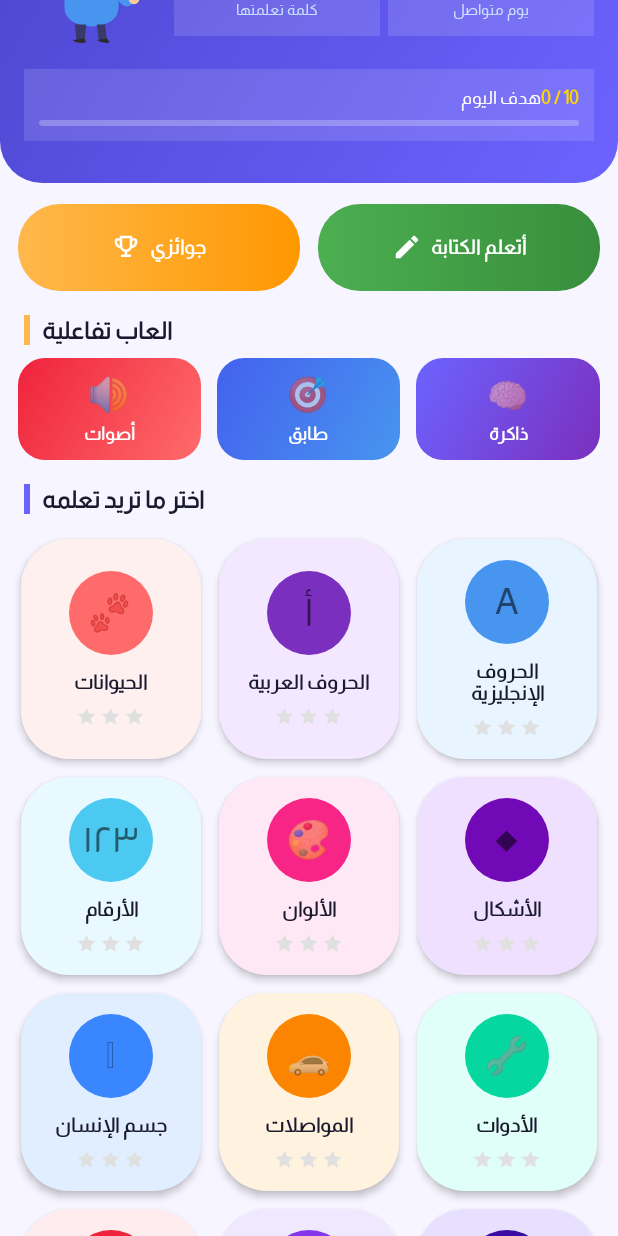
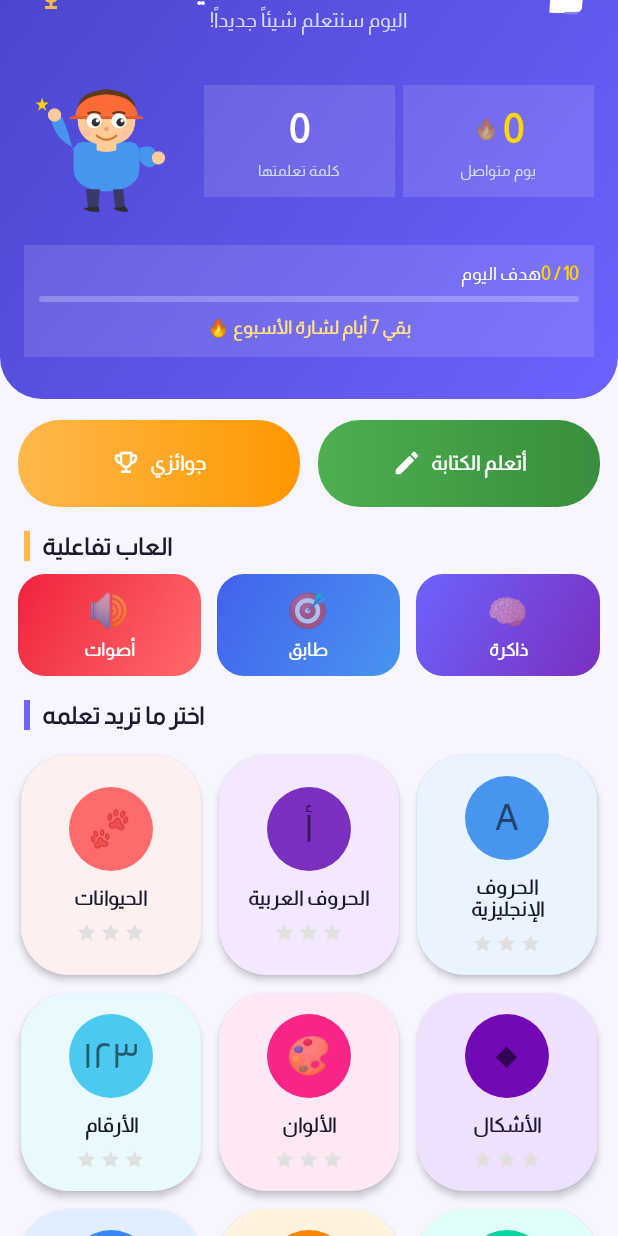
Before and after one commit to yusufquteb/rawdah, an Android app: the HmeActivity screen opened directly, with no data from a screen before it, on a phone screen of 412 x 824 dp. Run offline under Robolectric (Android 15) with nearby library versions, the phone set to English and light mode, and no system bars; our stand-ins replace Room's generated code.

Commit message:
Add mascot idle animation, touch reaction, and next-goal teaser
- Mascot now floats continuously (idle loop) instead of waving once
- Tapping mascot triggers a happy bounce + refreshes encouragement text
- Idle animation pauses in onPause to save battery
- Added tv_next_goal: dynamic teaser showing the child what they're
  close to unlocking (streak badge, explorer badge, category stars)
- Increased mascot size from 90dp to 110dp for stronger emotional presence

https://claude.ai/code/session_01V9MDTs1sFGVtQoSqgWmUgp

```diff
--- a/app/src/main/java/myfirstwords/mynationdreams/HmeActivity.java
+++ b/app/src/main/java/myfirstwords/mynationdreams/HmeActivity.java
@@ -6,6 +6,8 @@ import android.media.MediaPlayer;
 import android.os.Bundle;
 import android.os.Handler;
 import android.os.Looper;
+import android.view.View;
+import android.view.animation.AccelerateDecelerateInterpolator;
 import android.view.animation.OvershootInterpolator;
 import android.widget.ImageView;
 import android.widget.LinearLayout;
@@ -19,7 +21,7 @@ import java.util.List;
 public class HmeActivity extends AppCompatActivity {
 
     private ImageView ivMascot, btnClose, btnParent;
-    private TextView tvGreeting, tvEncouragement, tvWordsCount, tvStreak, tvGoalProgress;
+    private TextView tvGreeting, tvEncouragement, tvWordsCount, tvStreak, tvGoalProgress, tvNextGoal;
     private LinearProgressIndicator progressDaily;
     private RecyclerView rvCategories;
     private LinearLayout btnRewards, btnWriting;
@@ -29,6 +31,7 @@ public class HmeActivity extends AppCompatActivity {
     private ProgressManager progressManager;
     private MediaPlayer mediaPlayer;
     private final Handler handler = new Handler(Looper.getMainLooper());
+    private ObjectAnimator idleAnimator;
 
     @Override
     protected void onCreate(Bundle savedInstanceState) {
@@ -50,6 +53,13 @@ public class HmeActivity extends AppCompatActivity {
         setupStats();
         if (rvCategories.getAdapter() != null)
             rvCategories.getAdapter().notifyDataSetChanged();
+        if (idleAnimator != null) idleAnimator.resume();
+    }
+
+    @Override
+    protected void onPause() {
+        super.onPause();
+        if (idleAnimator != null) idleAnimator.pause();
     }
 
     private void initViews() {
@@ -59,6 +69,7 @@ public class HmeActivity extends AppCompatActivity {
         tvWordsCount   = findViewById(R.id.tv_words_count);
         tvStreak       = findViewById(R.id.tv_streak);
         tvGoalProgress = findViewById(R.id.tv_goal_progress);
+        tvNextGoal     = findViewById(R.id.tv_next_goal);
         progressDaily  = findViewById(R.id.progress_daily);
         rvCategories   = findViewById(R.id.rv_categories);
         btnRewards     = findViewById(R.id.btn_rewards);
@@ -78,12 +89,46 @@ public class HmeActivity extends AppCompatActivity {
         ivMascot.setScaleY(0.5f);
         ivMascot.animate().alpha(1f).scaleX(1f).scaleY(1f)
             .setDuration(600).setInterpolator(new OvershootInterpolator()).start();
+
+        // Wave once on entry, then start idle float loop
         handler.postDelayed(() -> {
             ObjectAnimator wave = ObjectAnimator.ofFloat(
                 ivMascot, "rotation", 0f, 12f, -12f, 8f, -8f, 0f);
             wave.setDuration(900);
             wave.start();
         }, 700);
+        handler.postDelayed(this::startIdleAnimation, 1800);
+
+        ivMascot.setOnClickListener(v -> playMascotHappyReaction());
+    }
+
+    private void startIdleAnimation() {
+        if (idleAnimator != null) idleAnimator.cancel();
+        idleAnimator = ObjectAnimator.ofFloat(ivMascot, "translationY", 0f, -9f);
+        idleAnimator.setDuration(1400);
+        idleAnimator.setRepeatCount(ObjectAnimator.INFINITE);
+        idleAnimator.setRepeatMode(ObjectAnimator.REVERSE);
+        idleAnimator.setInterpolator(new AccelerateDecelerateInterpolator());
+        idleAnimator.start();
+    }
+
+    private void playMascotHappyReaction() {
+        if (idleAnimator != null) idleAnimator.pause();
+        ivMascot.animate()
+            .translationY(0f)
+            .scaleX(1.35f).scaleY(1.35f)
+            .setDuration(130)
+            .withEndAction(() ->
+                ivMascot.animate()
+                    .scaleX(1f).scaleY(1f)
+                    .setDuration(320)
+                    .setInterpolator(new OvershootInterpolator(4f))
+                    .withEndAction(() -> {
+                        if (idleAnimator != null) idleAnimator.resume();
+                    })
+                    .start()
+            ).start();
+        tvEncouragement.setText(EncouragementHelper.getStartMessage(this));
     }
 
     private void setupGreeting() {
@@ -104,6 +149,43 @@ public class HmeActivity extends AppCompatActivity {
 
         int pct = dailyGoal > 0 ? Math.min(100, (todayWords * 100) / dailyGoal) : 0;
         ObjectAnimator.ofInt(progressDaily, "progress", 0, pct).setDuration(800).start();
+        setupNextGoalTeaser();
+    }
+
+    private void setupNextGoalTeaser() {
+        String teaser = computeNextGoal();
+        if (teaser != null) {
+            tvNextGoal.setVisibility(View.VISIBLE);
+            tvNextGoal.setText(teaser);
+        } else {
+            tvNextGoal.setVisibility(View.GONE);
+        }
+    }
+
+    private String computeNextGoal() {
+        int streak = progressManager.getStreakDays();
+        if (streak < 7) {
+            int rem = 7 - streak;
+            return rem == 1 ? "بقي يوم واحد فقط لشارة الأسبوع! 🔥"
+                            : "بقي " + rem + " أيام لشارة الأسبوع 🔥";
+        }
+        int words = progressManager.getTotalLearnedWords();
+        if (words < 5)  return "تعلم " + (5  - words) + " كلمات لتفتح أول شارة! ⭐";
+        if (words < 20) return "بقي " + (20 - words) + " كلمة لشارة المستكشف 🔍";
+        if (words < 50) return "بقي " + (50 - words) + " كلمة للشارة الذهبية 🏆";
+
+        String[][] cats = {
+            {"animals",    "الحيوانات",          "🦁"},
+            {"alphabet",   "الأبجدية العربية",   "ا"},
+            {"alphabet-e", "الأبجدية الإنجليزية","A"},
+            {"numbers",    "الأرقام",             "١٢٣"}
+        };
+        for (String[] cat : cats) {
+            int stars = progressManager.getCategoryStars(cat[0]);
+            if (stars == 0) return "العب في " + cat[1] + " لتكسب أول نجمة! " + cat[2];
+            if (stars < 3)  return "أكمل " + cat[1] + " للحصول على المزيد من النجوم " + cat[2];
+        }
+        return null;
     }
 
     private void setupCategories() {
@@ -207,6 +289,7 @@ public class HmeActivity extends AppCompatActivity {
     @Override protected void onDestroy() {
         super.onDestroy();
         handler.removeCallbacksAndMessages(null);
+        if (idleAnimator != null) idleAnimator.cancel();
         stopMedia();
     }
 }
--- a/app/src/main/res/layout/hme.xml
+++ b/app/src/main/res/layout/hme.xml
@@ -90,11 +90,13 @@
 
                     <ImageView
                         android:id="@+id/iv_mascot"
-                        android:layout_width="90dp"
-                        android:layout_height="90dp"
+                        android:layout_width="110dp"
+                        android:layout_height="110dp"
                         android:src="@drawable/mascot_boy"
                         android:scaleType="fitCenter"
-                        android:contentDescription="@null" />
+                        android:contentDescription="@null"
+                        android:clickable="true"
+                        android:focusable="true" />
 
                     <LinearLayout
                         android:layout_width="0dp"
@@ -224,6 +226,18 @@
                         app:trackColor="#40FFFFFF"
                         app:indicatorColor="#FFD700"
                         app:trackCornerRadius="4dp" />
+
+                    <TextView
+                        android:id="@+id/tv_next_goal"
+                        android:layout_width="match_parent"
+                        android:layout_height="wrap_content"
+                        android:layout_marginTop="8dp"
+                        android:textSize="12sp"
+                        android:fontFamily="@font/cairo"
+                        android:textStyle="bold"
+                        android:textColor="#FFE082"
+                        android:gravity="center"
+                        android:visibility="gone" />
                 </LinearLayout>
             </LinearLayout>
 
```
